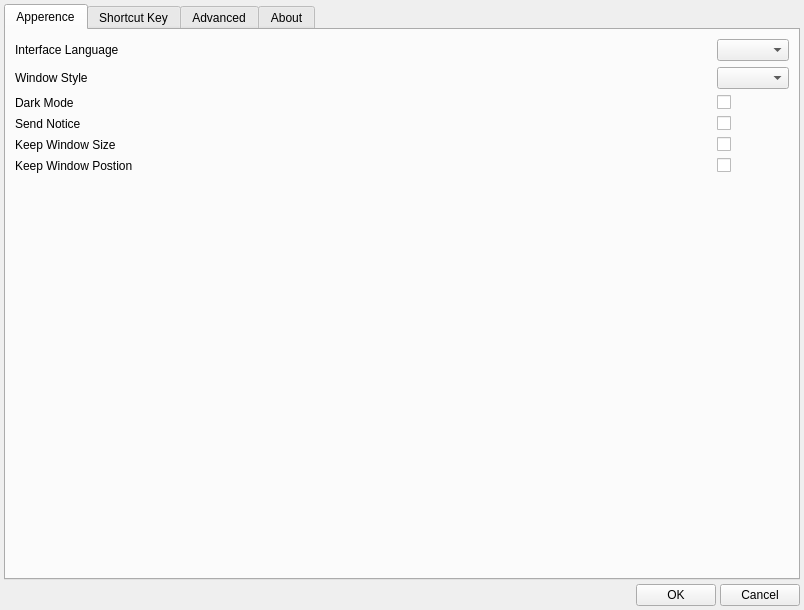
Old version of the form ui/configDialog.ui in the repository cocom-official/CoCOM.
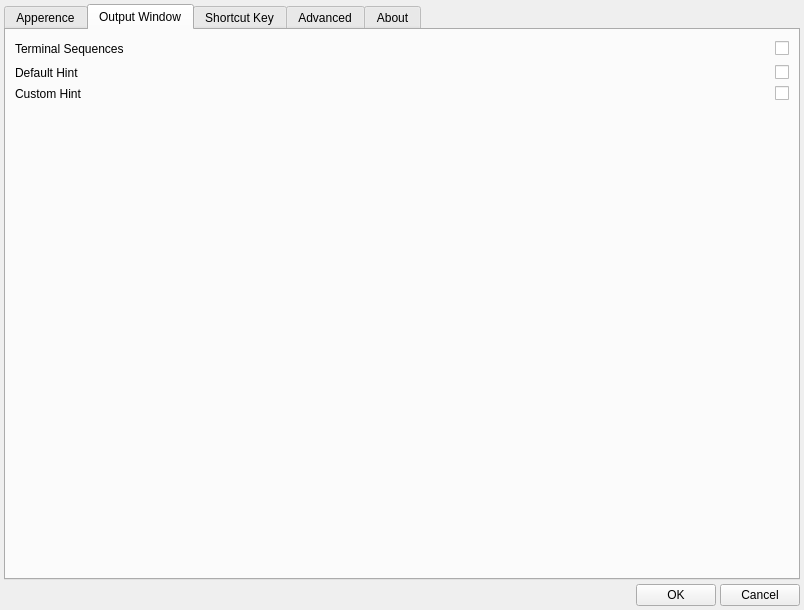
New version of the form. The open tabs and pages were chosen to show the change.

```diff
--- a/ui/configDialog.ui
+++ b/ui/configDialog.ui
@@ -156,6 +156,85 @@
          </item>
         </layout>
        </widget>
+       <widget class="QWidget" name="tab">
+        <attribute name="title">
+         <string>Output Window</string>
+        </attribute>
+        <layout class="QVBoxLayout" name="verticalLayout_7">
+         <item>
+          <layout class="QGridLayout" name="gridLayout_3">
+           <item row="0" column="2">
+            <widget class="QCheckBox" name="noticeCheckBox_2">
+             <property name="text">
+              <string/>
+             </property>
+            </widget>
+           </item>
+           <item row="0" column="1">
+            <spacer name="horizontalSpacer_10">
+             <property name="orientation">
+              <enum>Qt::Horizontal</enum>
+             </property>
+             <property name="sizeHint" stdset="0">
+              <size>
+               <width>40</width>
+               <height>20</height>
+              </size>
+             </property>
+            </spacer>
+           </item>
+           <item row="1" column="0">
+            <widget class="QLabel" name="label_11">
+             <property name="text">
+              <string>Default Hint</string>
+             </property>
+            </widget>
+           </item>
+           <item row="0" column="0">
+            <widget class="QLabel" name="label_10">
+             <property name="text">
+              <string>Terminal Sequences</string>
+             </property>
+            </widget>
+           </item>
+           <item row="1" column="2">
+            <widget class="QCheckBox" name="keepWindowsPosCheckBox_2">
+             <property name="text">
+              <string/>
+             </property>
+            </widget>
+           </item>
+           <item row="2" column="0">
+            <widget class="QLabel" name="label_12">
+             <property name="text">
+              <string>Custom Hint</string>
+             </property>
+            </widget>
+           </item>
+           <item row="2" column="2">
+            <widget class="QCheckBox" name="keepWindowsPosCheckBox_3">
+             <property name="text">
+              <string/>
+             </property>
+            </widget>
+           </item>
+          </layout>
+         </item>
+         <item>
+          <spacer name="verticalSpacer_4">
+           <property name="orientation">
+            <enum>Qt::Vertical</enum>
+           </property>
+           <property name="sizeHint" stdset="0">
+            <size>
+             <width>20</width>
+             <height>459</height>
+            </size>
+           </property>
+          </spacer>
+         </item>
+        </layout>
+       </widget>
        <widget class="QWidget" name="shortcutKeyTab">
         <attribute name="title">
          <string>Shortcut Key</string>
```
